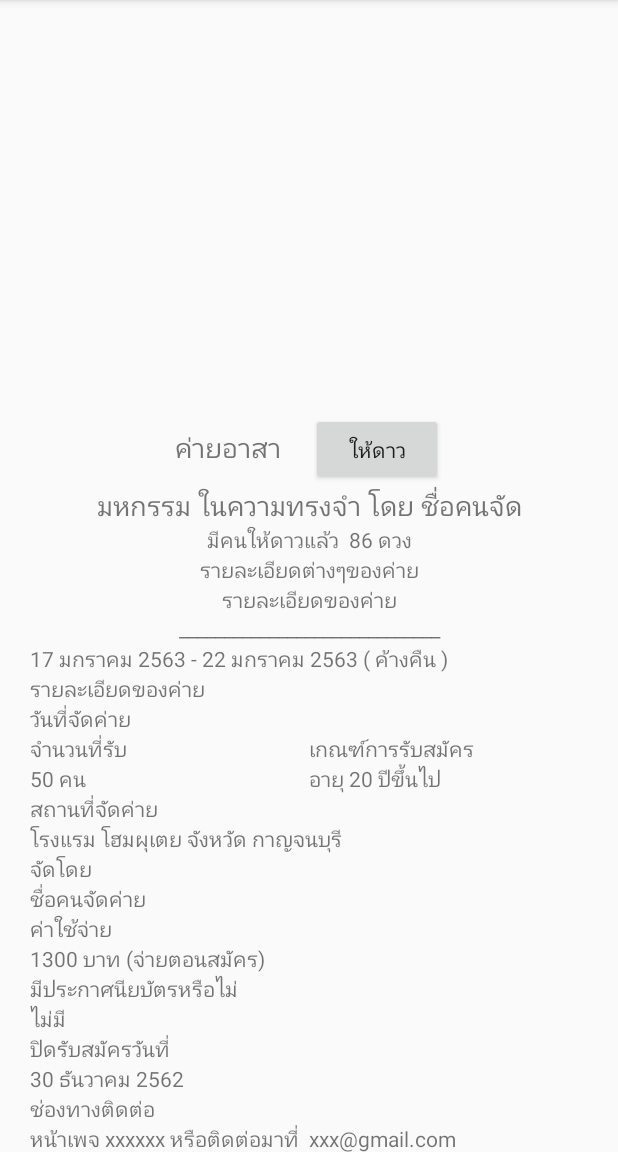
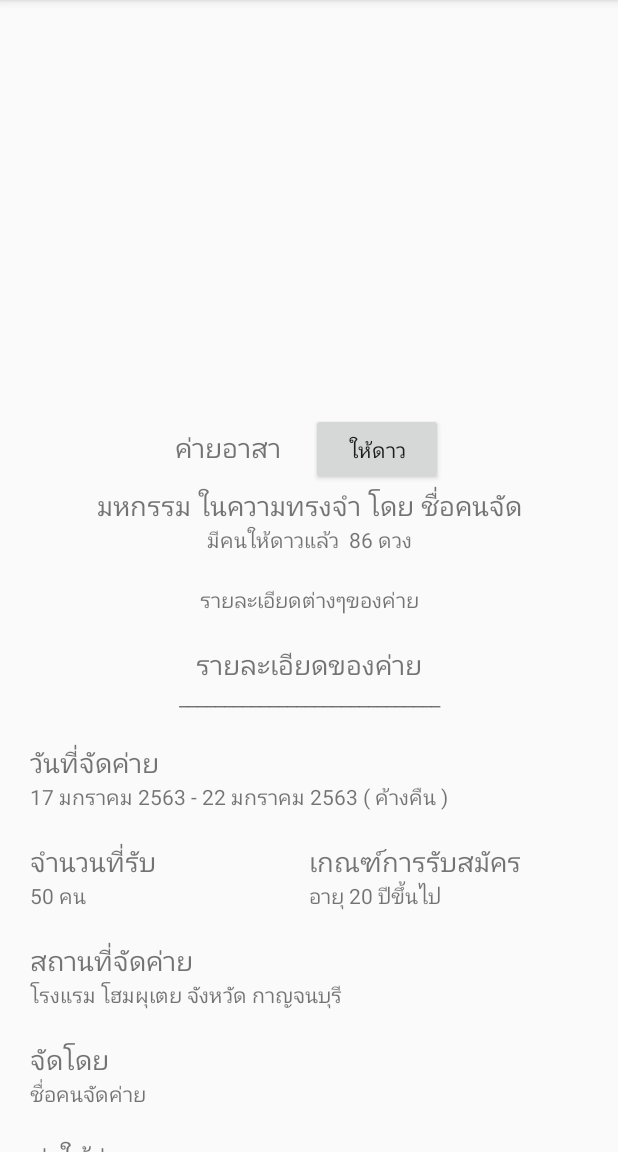
Before and after one commit to TaeNattaphong/DekCamp, an Android app: the CampDetailActivity screen opened directly, with no data from a screen before it, on a phone screen of 412 x 824 dp, the part 84-1236 px from its top. Run offline under Robolectric (Android 15) with nearby library versions, the phone set to English and light mode, and no system bars.

```diff
--- a/app/src/main/java/com/example/dekcamp/data/Camp.kt
+++ b/app/src/main/java/com/example/dekcamp/data/Camp.kt
@@ -17,5 +17,6 @@ data class Camp(
     var vote: Int,
     var typeCamp: String,
     var amountPeople: Int,
-    var payWhen: String
+    var payWhen: String,
+    var camp: String
 )
--- a/app/src/main/res/layout/activity_camp_detail.xml
+++ b/app/src/main/res/layout/activity_camp_detail.xml
@@ -27,7 +27,7 @@
                 app:layout_constraintTop_toTopOf="parent">
 
                 <ImageView
-                    android:id="@+id/imageView3"
+                    android:id="@+id/imageCamp"
                     android:layout_width="match_parent"
                     android:layout_height="275dp"
                     tools:srcCompat="@tools:sample/backgrounds/scenic" />
@@ -44,7 +44,7 @@
                         android:orientation="horizontal">
 
                         <TextView
-                            android:id="@+id/textView2"
+                            android:id="@+id/campTextView"
                             android:layout_width="match_parent"
                             android:layout_height="wrap_content"
                             android:layout_marginRight="20dp"
@@ -67,7 +67,7 @@
                     android:orientation="vertical">
 
                     <TextView
-                        android:id="@+id/textView21"
+                        android:id="@+id/namebyTextView"
                         android:layout_width="match_parent"
                         android:layout_height="wrap_content"
                         android:gravity="center"
@@ -75,17 +75,19 @@
                         android:textSize="18sp" />
 
                     <TextView
-                        android:id="@+id/textView22"
+                        android:id="@+id/voteTextView"
                         android:layout_width="match_parent"
                         android:layout_height="wrap_content"
                         android:gravity="center"
                         android:text="มีคนให้ดาวแล้ว  86 ดวง" />
 
                     <TextView
-                        android:id="@+id/textView24"
+                        android:id="@+id/descriptionTextView"
                         android:layout_width="match_parent"
                         android:layout_height="wrap_content"
+                        android:layout_marginTop="20dp"
                         android:gravity="center"
+                        android:lineSpacingMultiplier="6"
                         android:text="รายละเอียดต่างๆของค่าย" />
                 </LinearLayout>
 
@@ -93,8 +95,10 @@
                     android:id="@+id/textView39"
                     android:layout_width="match_parent"
                     android:layout_height="wrap_content"
+                    android:layout_marginTop="20dp"
                     android:gravity="center"
-                    android:text="รายละเอียดของค่าย" />
+                    android:text="รายละเอียดของค่าย"
+                    android:textSize="18sp" />
 
                 <TextView
                     android:id="@+id/textView27"
@@ -104,26 +108,23 @@
                     android:text="_____________________________" />
 
                 <TextView
-                    android:id="@+id/textView30"
+                    android:id="@+id/textView29"
+                    android:layout_width="match_parent"
+                    android:layout_height="wrap_content"
+                    android:layout_marginTop="20dp"
+                    android:text="วันที่จัดค่าย"
+                    android:textSize="18sp" />
+
+                <TextView
+                    android:id="@+id/campdayTextView"
                     android:layout_width="match_parent"
                     android:layout_height="wrap_content"
                     android:text="17 มกราคม 2563 - 22 มกราคม 2563 ( ค้างคืน )" />
 
-                <TextView
-                    android:id="@+id/textView26"
-                    android:layout_width="match_parent"
-                    android:layout_height="wrap_content"
-                    android:text="รายละเอียดของค่าย" />
-
-                <TextView
-                    android:id="@+id/textView29"
-                    android:layout_width="match_parent"
-                    android:layout_height="wrap_content"
-                    android:text="วันที่จัดค่าย" />
-
                 <LinearLayout
                     android:layout_width="match_parent"
                     android:layout_height="match_parent"
+                    android:layout_marginTop="20dp"
                     android:orientation="vertical">
 
                     <LinearLayout
@@ -142,10 +143,11 @@
                                 android:layout_width="wrap_content"
                                 android:layout_height="wrap_content"
                                 android:layout_weight="1"
-                                android:text="จำนวนที่รับ" />
+                                android:text="จำนวนที่รับ"
+                                android:textSize="18sp" />
 
                             <TextView
-                                android:id="@+id/textView35"
+                                android:id="@+id/amountTextView"
                                 android:layout_width="match_parent"
                                 android:layout_height="wrap_content"
                                 android:layout_weight="1"
@@ -162,10 +164,11 @@
                                 android:id="@+id/textView36"
                                 android:layout_width="match_parent"
                                 android:layout_height="wrap_content"
-                                android:text="เกณฑ์การรับสมัคร" />
+                                android:text="เกณฑ์การรับสมัคร"
+                                android:textSize="18sp" />
 
                             <TextView
-                                android:id="@+id/textView38"
+                                android:id="@+id/oldTextView"
                                 android:layout_width="match_parent"
                                 android:layout_height="wrap_content"
                                 android:text="อายุ 20 ปีขึ้นไป" />
@@ -178,10 +181,12 @@
                     android:id="@+id/textView41"
                     android:layout_width="match_parent"
                     android:layout_height="wrap_content"
-                    android:text="สถานที่จัดค่าย" />
+                    android:layout_marginTop="20dp"
+                    android:text="สถานที่จัดค่าย"
+                    android:textSize="18sp" />
 
                 <TextView
-                    android:id="@+id/textView42"
+                    android:id="@+id/placeTextView"
                     android:layout_width="match_parent"
                     android:layout_height="wrap_content"
                     android:text="โรงแรม โฮมผุเตย จังหวัด กาญจนบุรี" />
@@ -190,10 +195,12 @@
                     android:id="@+id/textView43"
                     android:layout_width="match_parent"
                     android:layout_height="wrap_content"
-                    android:text="จัดโดย" />
+                    android:layout_marginTop="20dp"
+                    android:text="จัดโดย"
+                    android:textSize="18sp" />
 
                 <TextView
-                    android:id="@+id/textView46"
+                    android:id="@+id/byTextView"
                     android:layout_width="match_parent"
                     android:layout_height="wrap_content"
                     android:text="ชื่อคนจัดค่าย" />
@@ -202,10 +209,12 @@
                     android:id="@+id/textView48"
                     android:layout_width="match_parent"
                     android:layout_height="wrap_content"
-                    android:text="ค่าใช้จ่าย" />
+                    android:layout_marginTop="20dp"
+                    android:text="ค่าใช้จ่าย"
+                    android:textSize="18sp" />
 
                 <TextView
-                    android:id="@+id/textView49"
+                    android:id="@+id/costTextView"
                     android:layout_width="match_parent"
                     android:layout_height="wrap_content"
                     android:text="1300 บาท (จ่ายตอนสมัคร)" />
@@ -214,10 +223,12 @@
                     android:id="@+id/textView50"
                     android:layout_width="match_parent"
                     android:layout_height="wrap_content"
-                    android:text="มีประกาศนียบัตรหรือไม่" />
+                    android:layout_marginTop="20dp"
+                    android:text="มีประกาศนียบัตรหรือไม่"
+                    android:textSize="18sp" />
 
                 <TextView
-                    android:id="@+id/textView51"
+                    android:id="@+id/certificateTextView"
                     android:layout_width="match_parent"
                     android:layout_height="wrap_content"
                     android:text="ไม่มี" />
@@ -226,10 +237,12 @@
                     android:id="@+id/textView52"
                     android:layout_width="match_parent"
                     android:layout_height="wrap_content"
-                    android:text="ปิดรับสมัครวันที่" />
+                    android:layout_marginTop="20dp"
+                    android:text="ปิดรับสมัครวันที่"
+                    android:textSize="18sp" />
 
                 <TextView
-                    android:id="@+id/textView53"
+                    android:id="@+id/closeTextView"
                     android:layout_width="match_parent"
                     android:layout_height="wrap_content"
                     android:text="30 ธันวาคม 2562" />
@@ -238,18 +251,22 @@
                     android:id="@+id/textView54"
                     android:layout_width="match_parent"
                     android:layout_height="wrap_content"
-                    android:text="ช่องทางติดต่อ" />
+                    android:layout_marginTop="20dp"
+                    android:text="ช่องทางติดต่อ"
+                    android:textSize="18sp" />
 
                 <TextView
-                    android:id="@+id/textView55"
+                    android:id="@+id/contactTextView"
                     android:layout_width="match_parent"
                     android:layout_height="wrap_content"
                     android:text="หน้าเพจ xxxxxx หรือติดต่อมาที่  xxx@gmail.com" />
 
                 <Button
-                    android:id="@+id/button2"
-                    android:layout_width="match_parent"
+                    android:id="@+id/regisButton"
+                    android:layout_width="175dp"
                     android:layout_height="wrap_content"
+                    android:layout_marginTop="20dp"
+                    android:layout_marginBottom="40dp"
                     android:text="สมัครเลย!!" />
 
             </LinearLayout>
```
Also changed, not shown: app/src/main/java/com/example/dekcamp/RegisterCampActivity.kt (+32 -3 lines), app/src/main/res/layout/activity_form_register_camp.xml (+48 -19 lines), app/src/main/res/layout/activity_loading_wait.xml (+15 -14 lines), app/src/main/res/drawable/camping.png (added).
